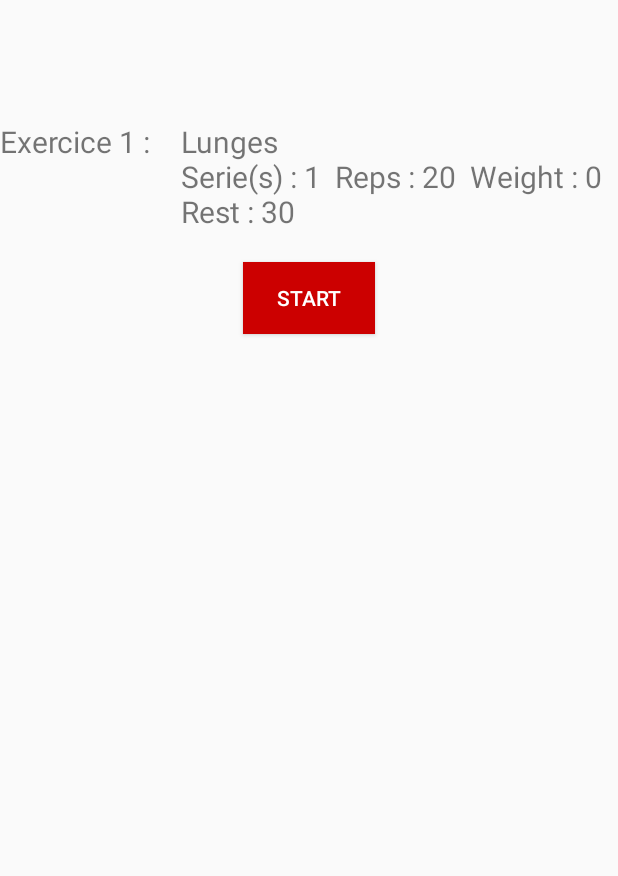
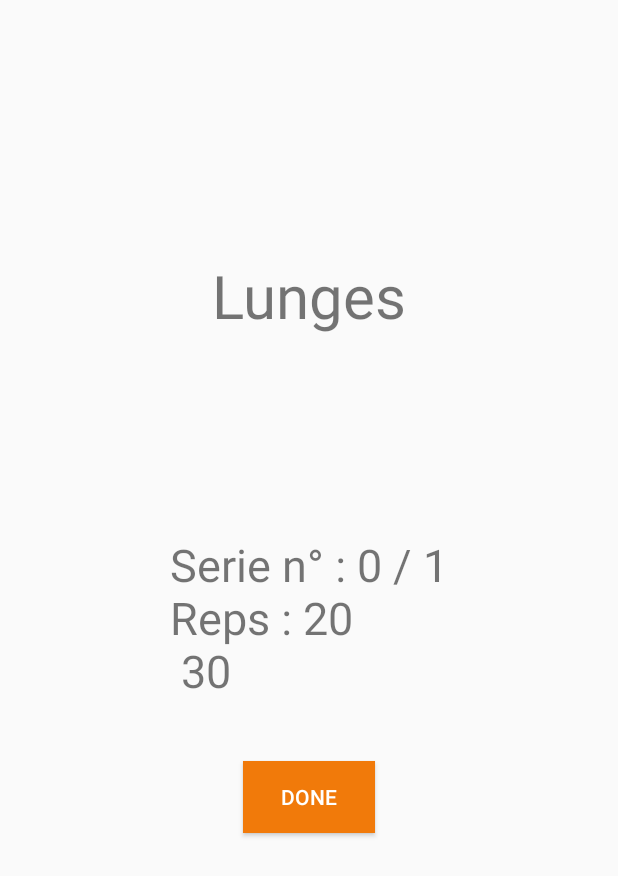
Before and after one commit to dlbdvs/Able, an Android app: the CountDownActivity screen opened directly, with no data from a screen before it, after a tap on "NEXT EXERCISE !", on a phone screen of 412 x 824 dp. Shown: the top 876 px of the screen. Run offline under Robolectric (Android 15) with nearby library versions, the phone set to English and light mode, and no system bars; 1 statement that could not run was skipped.

Commit message:
Mise à jour du chrono qui s'enchaîne dès à présent :D

```diff
--- a/app/src/main/java/com/example/jpec/test/ProgrammActivity.java
+++ b/app/src/main/java/com/example/jpec/test/ProgrammActivity.java
@@ -15,6 +15,8 @@ import java.io.Serializable;
  */
 
 public class ProgrammActivity extends Activity implements Serializable{
+
+    private boolean started=false;
     private TextView exo8;
     private TextView exo7;
     private TextView exo6;
@@ -118,12 +120,11 @@ public class ProgrammActivity extends Activity implements Serializable{
         whichExercise();
         Intent intent = getIntent();            //Récupère les données de CountDownActivity
         Bundle b = intent.getExtras();
-
         if(b!=null)
         {
 
-                compteur_exo = (int) b.get("compteur_exo");
-                compteur_serie = (int) b.get("compteur_serie");
+            compteur_exo = (int) b.get("compteur_exo");
+            compteur_serie = (int) b.get("compteur_serie");
             if(b.get("isCreated") != null){
                 isCreated=(boolean) b.get("isCreated");
             }
@@ -144,11 +145,17 @@ public class ProgrammActivity extends Activity implements Serializable{
                 currentExo =intent.getParcelableExtra("currentExo");
 
             }
+            if (b.get("started") != null){
+                started=(boolean)b.get("started");
+            }
 
 
 
 
-        }
+
+            }
+
+
 
         //Initialisation des différents exos
         /*
@@ -190,6 +197,35 @@ public class ProgrammActivity extends Activity implements Serializable{
 
         start_workout=(Button)findViewById(R.id.start_workout);
         start_workout.setOnClickListener(onClick);
+
+        if (started) {
+            try {
+                setContentView(R.layout.activity_exercise);
+                whichExercise();
+                currentexo = (TextView) findViewById(R.id.current_exo);
+                currentserie = (TextView) findViewById(R.id.current_repserie);
+                if (currentExo != null) { //Test inutile
+                    currentexo.setText(currentExo.getNom());
+                    //currentserie.setText("Serie n° : "+compteur_serie+" / "+currentExo.getNbseries()+"\nReps : "+currentExo.getNbreps());
+                    currentserie.setText("Serie n° : " + compteur_serie + " / " + currentExo.getNbseries() + "\nReps : " + currentExo.getNbreps() + "\n " + (int) currentExo.getRepos());
+
+                }
+                compteur_serie++;
+                //nextExercice();
+
+                done = (Button) findViewById(R.id.done);
+                done.setOnClickListener(onClick);
+            } catch (Exception e) {
+                Intent intent2 = new Intent(this, EndOfWorkout.class);
+                startActivity(intent2);
+            }
+        }
+
+
+
+
+
+
 
     }
     protected void attribution(Exercise e,TextView t, int i, LinearLayout l){
--- a/app/src/main/res/layout/activity_main.xml
+++ b/app/src/main/res/layout/activity_main.xml
@@ -6,7 +6,7 @@
     <TextView
         android:layout_width="wrap_content"
         android:layout_height="wrap_content"
-        android:text="Jpec"
+        android:text="@string/jpec"
         android:textSize="20sp"
         android:layout_gravity="center"/>
     <LinearLayout
@@ -16,13 +16,13 @@
         <Button
             android:layout_width="wrap_content"
             android:layout_height="wrap_content"
-            android:text="Create one !"
+            android:text="@string/create_one"
             android:onClick="onClick"
             android:id="@+id/create_prog"/>
         <Button
             android:layout_width="wrap_content"
             android:layout_height="wrap_content"
-            android:text="Choose one !"
+            android:text="@string/choose_one"
             android:onClick="onClick"
             android:id="@+id/choose_prog"/>
     </LinearLayout>
--- a/app/src/main/res/values/strings.xml
+++ b/app/src/main/res/values/strings.xml
@@ -26,6 +26,9 @@
     <string name="done">Done</string>
     <string name="test">TEST</string>
     <string name="programme">Programme</string>
+    <string name="choose_one">Choose one !</string>
+    <string name="create_one">Create one !</string>
+    <string name="jpec">Jpec</string>
     <string-array name="listofexos">
         <item>Leg</item>
         <item>Bulgarian Split</item>
```
Also changed, not shown: app/src/main/java/com/example/jpec/test/ChooseProg.java (+3 -3 lines), app/src/main/java/com/example/jpec/test/CountDownActivity.java (+2 -0 lines), app/src/main/java/com/example/jpec/test/MainActivity.java (+2 -0 lines).
